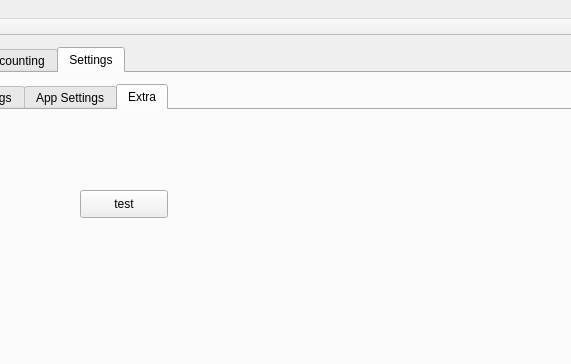
Old version of the form qtCoin/mainwindow.ui in the repository netpipe/EcoCoin; both pictures show x 96 to 667 and y 0 to 364 of the 847 by 819 pixel window.
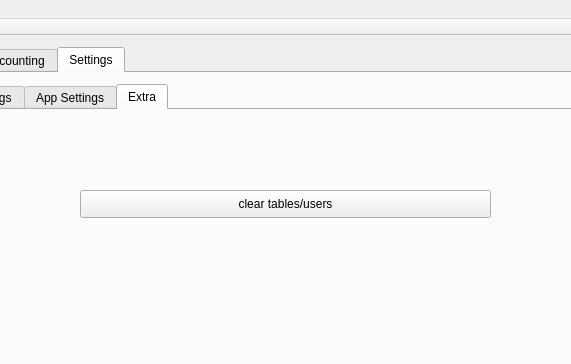
New version of the form. The open tabs and pages were chosen to show the change.

```diff
--- a/qtCoin/mainwindow.ui
+++ b/qtCoin/mainwindow.ui
@@ -942,12 +942,12 @@
              <rect>
               <x>150</x>
               <y>80</y>
-              <width>88</width>
+              <width>411</width>
               <height>28</height>
              </rect>
             </property>
             <property name="text">
-             <string>test</string>
+             <string>clear tables/users</string>
             </property>
            </widget>
           </widget>
```
Left out of the diff: 8 changed lines with no effect on the pictures.
